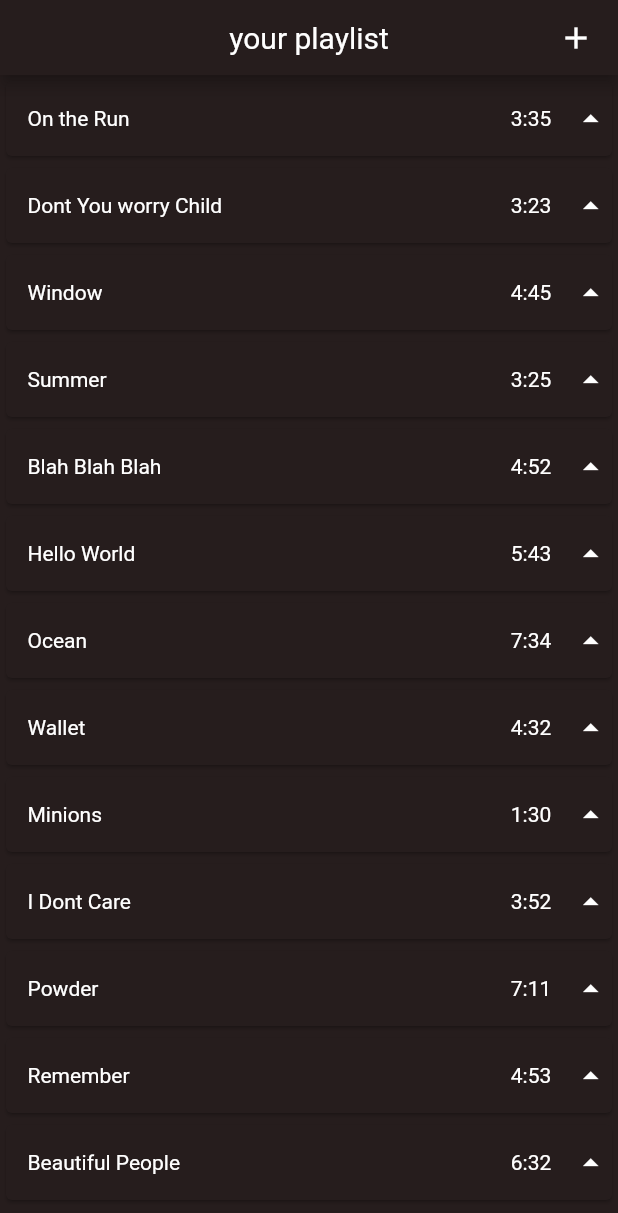
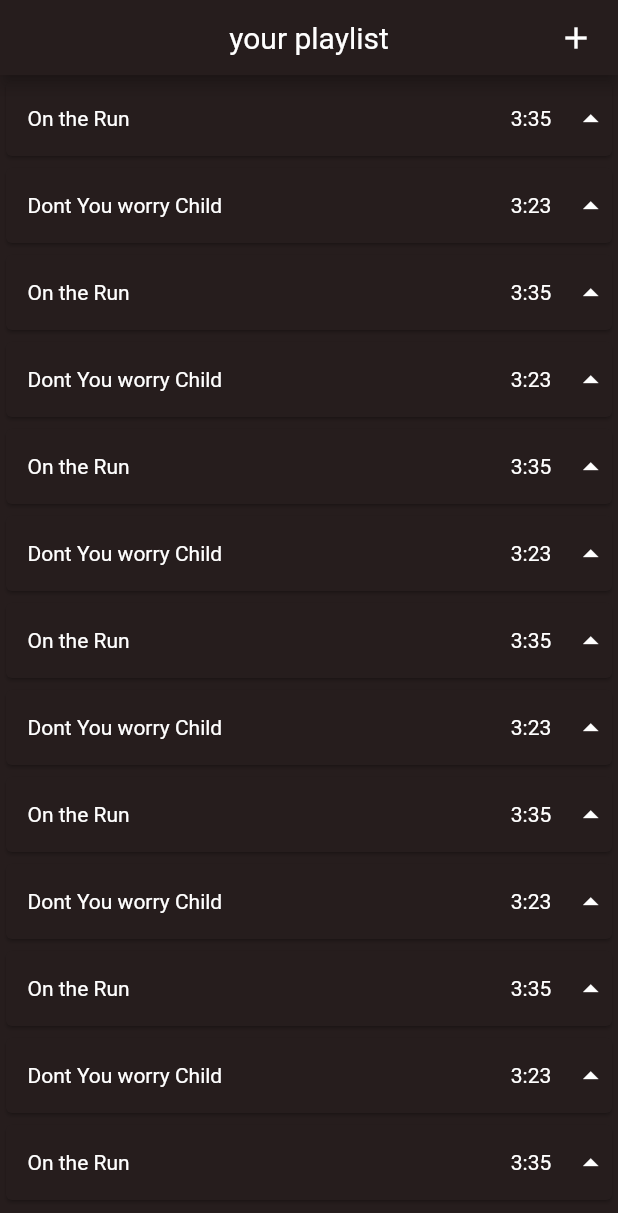
Before and after one commit to carterjswift/sharkjam, a Flutter app: the screen it shows after launch, on a phone screen of 412 x 824 dp. Shown: the top 1213 px of the screen. Run offline on Flutter 3.47's test engine with Material 2 defaults, Android fonts, the phone set to English and light mode, and no system bars; our stand-ins replace flutter_dotenv, youtube_player_flutter; missing offline and left inert: youtube_api.

Commit message:
Transferred all "song" related class and variables to "video" to maintain consistency. App works just like before.

```diff
--- a/lib/player.dart
+++ b/lib/player.dart
@@ -1,8 +1,7 @@
 import 'package:flutter/material.dart';
 import 'package:youtube_api/youtube_api.dart';
-import 'song.dart';
+import 'Video.dart';
 import 'package:youtube_player_flutter/youtube_player_flutter.dart';
-import 'api.dart';
 
 void main() {
   runApp(MaterialApp(
@@ -19,63 +18,27 @@ class PlayListMainScreen extends StatefulWidget {
   _PlayListState createState() => _PlayListState();
 }
 
-List<Song> songs = [
-  Song(name: 'On the Run', duration: '3:35'),
-  Song(name: 'Dont You worry Child', duration: '3:23'),
-  Song(name: 'Window', duration: '4:45'),
-  Song(name: 'Summer', duration: '3:25'),
-  Song(name: 'Blah Blah Blah', duration: '4:52'),
-  Song(name: 'Hello World', duration: '5:43'),
-  Song(name: 'Ocean', duration: '7:34'),
-  Song(name: 'Wallet', duration: '4:32'),
-  Song(name: 'Minions', duration: '1:30'),
-  Song(name: 'I Dont Care', duration: '3:52'),
-  Song(name: 'Powder', duration: '7:11'),
-  Song(name: 'Remember', duration: '4:53'),
-  Song(name: 'Beautiful People', duration: '6:32'),
-  Song(name: 'The Grand Finale', duration: '4:42'),
-  Song(name: 'On the Run', duration: '3:35'),
-  Song(name: 'Dont You worry Child', duration: '3:23'),
-  Song(name: 'Window', duration: '4:45'),
-  Song(name: 'Summer', duration: '3:25'),
-  Song(name: 'Blah Blah Blah', duration: '4:52'),
-  Song(name: 'Hello World', duration: '5:43'),
-  Song(name: 'Ocean', duration: '7:34'),
-  Song(name: 'Wallet', duration: '4:32'),
-  Song(name: 'Minions', duration: '1:30'),
-  Song(name: 'I Dont Care', duration: '3:52'),
-  Song(name: 'Powder', duration: '7:11'),
-  Song(name: 'Remember', duration: '4:53'),
-  Song(name: 'Beautiful People', duration: '6:32'),
-  Song(name: 'The Grand Finale', duration: '4:42'),
-  Song(name: 'On the Run', duration: '3:35'),
-  Song(name: 'Dont You worry Child', duration: '3:23'),
-  Song(name: 'Window', duration: '4:45'),
-  Song(name: 'Summer', duration: '3:25'),
-  Song(name: 'Blah Blah Blah', duration: '4:52'),
-  Song(name: 'Hello World', duration: '5:43'),
-  Song(name: 'Ocean', duration: '7:34'),
-  Song(name: 'Wallet', duration: '4:32'),
-  Song(name: 'Minions', duration: '1:30'),
-  Song(name: 'I Dont Care', duration: '3:52'),
-  Song(name: 'Powder', duration: '7:11'),
-  Song(name: 'Remember', duration: '4:53'),
-  Song(name: 'Beautiful People', duration: '6:32'),
-  Song(name: 'The Grand Finale', duration: '4:42'),
-  Song(name: 'On the Run', duration: '3:35'),
-  Song(name: 'Dont You worry Child', duration: '3:23'),
-  Song(name: 'Window', duration: '4:45'),
-  Song(name: 'Summer', duration: '3:25'),
-  Song(name: 'Blah Blah Blah', duration: '4:52'),
-  Song(name: 'Hello World', duration: '5:43'),
-  Song(name: 'Ocean', duration: '7:34'),
-  Song(name: 'Wallet', duration: '4:32'),
-  Song(name: 'Minions', duration: '1:30'),
-  Song(name: 'I Dont Care', duration: '3:52'),
-  Song(name: 'Powder', duration: '7:11'),
-  Song(name: 'Remember', duration: '4:53'),
-  Song(name: 'Beautiful People', duration: '6:32'),
-  Song(name: 'The Grand Finale', duration: '4:42'),
+List<Video> videosList = [
+  Video(title: 'On the Run', channel: "VEVO US", id: "asdflsdfkjks", duration: '3:35'),
+  Video(title: 'Dont You worry Child', channel: "VEVO Japan", id: "Yksf820Sk1l", duration: '3:23'),
+  Video(title: 'On the Run', channel: "VEVO US", id: "asdflsdfkjks", duration: '3:35'),
+  Video(title: 'Dont You worry Child', channel: "VEVO Japan", id: "Yksf820Sk1l", duration: '3:23'),
+  Video(title: 'On the Run', channel: "VEVO US", id: "asdflsdfkjks", duration: '3:35'),
+  Video(title: 'Dont You worry Child', channel: "VEVO Japan", id: "Yksf820Sk1l", duration: '3:23'),
+  Video(title: 'On the Run', channel: "VEVO US", id: "asdflsdfkjks", duration: '3:35'),
+  Video(title: 'Dont You worry Child', channel: "VEVO Japan", id: "Yksf820Sk1l", duration: '3:23'),
+  Video(title: 'On the Run', channel: "VEVO US", id: "asdflsdfkjks", duration: '3:35'),
+  Video(title: 'Dont You worry Child', channel: "VEVO Japan", id: "Yksf820Sk1l", duration: '3:23'),
+  Video(title: 'On the Run', channel: "VEVO US", id: "asdflsdfkjks", duration: '3:35'),
+  Video(title: 'Dont You worry Child', channel: "VEVO Japan", id: "Yksf820Sk1l", duration: '3:23'),
+  Video(title: 'On the Run', channel: "VEVO US", id: "asdflsdfkjks", duration: '3:35'),
+  Video(title: 'Dont You worry Child', channel: "VEVO Japan", id: "Yksf820Sk1l", duration: '3:23'),
+  Video(title: 'On the Run', channel: "VEVO US", id: "asdflsdfkjks", duration: '3:35'),
+  Video(title: 'Dont You worry Child', channel: "VEVO Japan", id: "Yksf820Sk1l", duration: '3:23'),
+  Video(title: 'On the Run', channel: "VEVO US", id: "asdflsdfkjks", duration: '3:35'),
+  Video(title: 'Dont You worry Child', channel: "VEVO Japan", id: "Yksf820Sk1l", duration: '3:23'),
+  Video(title: 'On the Run', channel: "VEVO US", id: "asdflsdfkjks", duration: '3:35'),
+  Video(title: 'Dont You worry Child', channel: "VEVO Japan", id: "Yksf820Sk1l", duration: '3:23'),
 ];
 
 class _PlayListState extends State<PlayListMainScreen> {
@@ -84,9 +47,9 @@ class _PlayListState extends State<PlayListMainScreen> {
 
   //Method that creates the row of the name of the song,
   //duration and bump-up button.
-  Widget songInfo(song) {
-    Song songLocal = new Song();
-    songLocal = song;
+  Widget videoInfo(song) {
+    Video videoLocal = new Video();
+    videoLocal = song;
 
     return Card(
       color: const Color(0xFF261D1D),
@@ -98,7 +61,7 @@ class _PlayListState extends State<PlayListMainScreen> {
           GestureDetector(
             child: Container(
               child: Align(
-                child: Text(songLocal.name,
+                child: Text(videoLocal.title,
                     style: TextStyle(
                       color: Colors.white,
                     )),
@@ -109,11 +72,11 @@ class _PlayListState extends State<PlayListMainScreen> {
             ),
             onTap: () {
               print('play the song');
-              navigateToMusicControl(context, id);
+              navigateToMusicControl(context, videoLocal.id);
             },
           ),
           Container(
-            child: Text(songLocal.duration,
+            child: Text(videoLocal.duration,
                 style: TextStyle(
                   color: Colors.white,
                 )),
@@ -162,7 +125,7 @@ class _PlayListState extends State<PlayListMainScreen> {
         body: Scrollbar(
             child: ListView(
           scrollDirection: Axis.vertical,
-          children: songs.map((song) => songInfo(song)).toList(),
+          children: videosList.map((video) => videoInfo(video)).toList(),
         )));
   }
 }
@@ -206,19 +169,6 @@ class SearchMusic extends StatelessWidget {
   }
 }
 
-class Video {
-  String title;
-  String id;
-  String channel;
-  String url;
-
-  Video(
-      this.title,
-      this.id,
-      this.channel,
-      this.url,
-      );
-}
 List<YT_API> ytResult = [];
 List<Video> results = [];
 Future<List<Video>> search(String q, YoutubeAPI api) async {
@@ -228,10 +178,10 @@ Future<List<Video>> search(String q, YoutubeAPI api) async {
   ytResult.forEach((YT_API vid) {
     // print(vid.title);             // Test
     results.add(new Video(        // Add video data to results[]
-      vid.title,
-      vid.id,
-      vid.channelTitle,
-      vid.url,
+      title: vid.title,
+      channel: vid.channelTitle,
+      id: vid.id,
+      duration: vid.duration,
     ));
   });
   print("ytResult length is " + ytResult.length.toString());  // Test
@@ -344,9 +294,9 @@ class DataSearch extends SearchDelegate<String> {
         ),
         onTap: () {
           print('Add Song');
-          Song song = new Song(name: ytResult[index].title, duration: ytResult[index].duration);
-          songs.add(song);
-          print(songs.elementAt(songs.length-1).songName);
+          Video video = new Video(title: ytResult[index].title, channel: ytResult[index].channelTitle, id: ytResult[index].id, duration: ytResult[index].duration);
+          videosList.add(video);
+          print(videosList.elementAt(videosList.length-1).title);
 
           String vidID = ytResult[index].id;
           navigateToMusicControl(context, vidID);
@@ -390,11 +340,12 @@ class MusicControl extends StatefulWidget {
 }
 
 class _MusicControlState extends State<MusicControl> {
-  List<Video> songs = [
-    Video("maple leaf rag", "ZYqy7pBqbw4", "Scott Joplin", ""),
-    Video("Medallo City", "XKjpVgpXoLI", "Maluma", ""),
-    Video("Bohemian Rhapsody", "fJ9rUzIMcZQ", "Queen", ""),
+  List<Video> videosList = [
+    Video(title: "maple leaf rag", channel: "Jazz VEVO", id: "ZYqy7pBqbw4", duration: "3:44"),
+    Video(title: "Medallo City", channel: "Classic VEVO", id: "XKjpVgpXoLI", duration: "5:44"),
+    Video(title: "Bohemian Rhapsody", channel: "Rock VEVO", id: "fJ9rUzIMcZQ", duration: "2:44"),
   ];
+
   YoutubePlayerController _controller;
   YoutubePlayer _player;
   YoutubePlayerFlags flags = YoutubePlayerFlags(autoPlay: false);
@@ -414,14 +365,14 @@ class _MusicControlState extends State<MusicControl> {
 
   void playNewSong(int songIndex) {
     setState(() {
-      if (songIndex >= songs.length) {
+      if (songIndex >= videosList.length) {
         songIndex = 0;
       } else if (songIndex < 0) {
-        songIndex = songs.length - 1;
+        songIndex = videosList.length - 1;
       }
       currentSongIndex = songIndex;
       print(currentSongIndex);
-      _controller.cue(songs[currentSongIndex].id);
+      _controller.cue(videosList[currentSongIndex].id);
     });
 
     if (isPlaying) {
@@ -445,7 +396,7 @@ class _MusicControlState extends State<MusicControl> {
 
   _MusicControlState() {
     _controller = YoutubePlayerController(
-      initialVideoId: songs[currentSongIndex].id,
+      initialVideoId: videosList[currentSongIndex].id,
       flags: flags,
     );
     _player = YoutubePlayer(
@@ -478,11 +429,11 @@ class _MusicControlState extends State<MusicControl> {
             padding: EdgeInsets.fromLTRB(20.0, 20.0, 20.0, 20.0),
             child: Image(
                 image: NetworkImage(YoutubePlayer.getThumbnail(
-                    videoId: songs[currentSongIndex].id))),
+                    videoId: videosList[currentSongIndex].id))),
           ),
           Container(
               child: Text(
-                  songs[currentSongIndex]
+                  videosList[currentSongIndex]
                       .title, // Will be replaced with music title.
                   style: TextStyle(
                     color: Colors.white,
@@ -491,7 +442,7 @@ class _MusicControlState extends State<MusicControl> {
                   ))),
           Container(
               child: Text(
-                  songs[currentSongIndex]
+                  videosList[currentSongIndex]
                       .channel, // Will be replaced with music artist.
                   style: TextStyle(
                     color: Colors.white,
```
Also changed, not shown: lib/Video.dart (+9 -1 lines).
